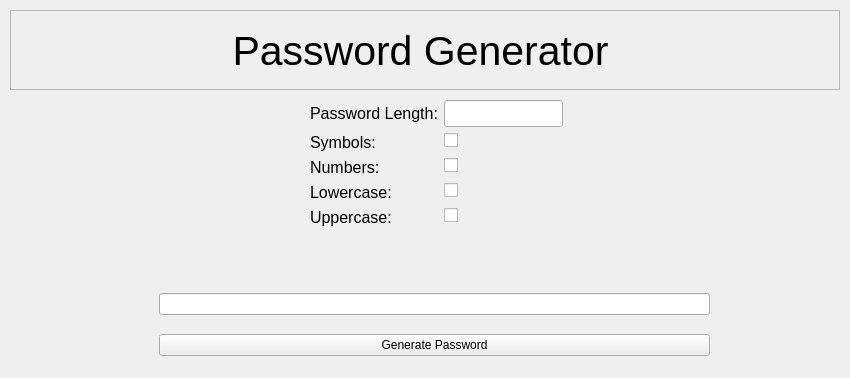
The window that ui/passwordgeneratorwindow.ui (farisachugthai/PasswordGenerator) describes before a commit, drawn with Qt 5.
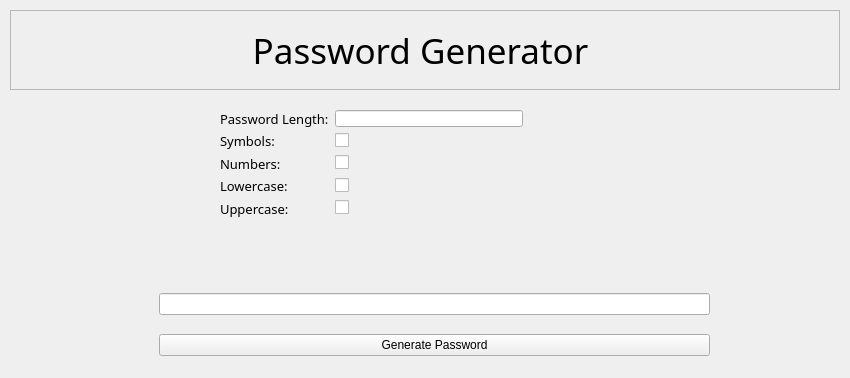
The same window after the commit.

Commit message: Update the UI, font and how pwords are generated

```diff
--- a/ui/passwordgeneratorwindow.ui
+++ b/ui/passwordgeneratorwindow.ui
@@ -13,6 +13,9 @@
   <property name="windowTitle">
    <string>PasswordGeneratorWindow</string>
   </property>
+  <property name="styleSheet">
+   <string notr="true">font: 10pt &quot;DroidSansMono NF&quot;;</string>
+  </property>
   <widget class="QWidget" name="centralwidget">
    <widget class="QFrame" name="topLabelFrame">
     <property name="geometry">
@@ -40,9 +43,16 @@
      </property>
      <property name="font">
       <font>
-       <pointsize>31</pointsize>
+       <family>DroidSansMono NF</family>
+       <pointsize>26</pointsize>
+       <weight>50</weight>
+       <italic>false</italic>
+       <bold>false</bold>
       </font>
      </property>
+     <property name="styleSheet">
+      <string notr="true">font: 26pt &quot;DroidSansMono NF&quot;;</string>
+     </property>
      <property name="text">
       <string>Password Generator</string>
      </property>
@@ -54,15 +64,19 @@
    <widget class="QWidget" name="formLayoutWidget">
     <property name="geometry">
      <rect>
-      <x>310</x>
-      <y>100</y>
-      <width>253</width>
-      <height>161</height>
+      <x>220</x>
+      <y>110</y>
+      <width>303</width>
+      <height>107</height>
      </rect>
     </property>
     <property name="font">
      <font>
-      <pointsize>6</pointsize>
+      <family>DroidSansMono NF</family>
+      <pointsize>10</pointsize>
+      <weight>50</weight>
+      <italic>false</italic>
+      <bold>false</bold>
      </font>
     </property>
     <layout class="QFormLayout" name="formLayout">
@@ -70,7 +84,11 @@
       <widget class="QLabel" name="labelPasswordLength">
        <property name="font">
         <font>
-         <pointsize>12</pointsize>
+         <family>DroidSansMono NF</family>
+         <pointsize>10</pointsize>
+         <weight>50</weight>
+         <italic>false</italic>
+         <bold>false</bold>
         </font>
        </property>
        <property name="text">
@@ -82,7 +100,11 @@
       <widget class="QLineEdit" name="textPasswordLength">
        <property name="font">
         <font>
-         <pointsize>12</pointsize>
+         <family>DroidSansMono NF</family>
+         <pointsize>10</pointsize>
+         <weight>50</weight>
+         <italic>false</italic>
+         <bold>false</bold>
         </font>
        </property>
        <property name="maxLength">
@@ -94,7 +116,11 @@
       <widget class="QLabel" name="labelSymbols">
        <property name="font">
         <font>
-         <pointsize>12</pointsize>
+         <family>DroidSansMono NF</family>
+         <pointsize>10</pointsize>
+         <weight>50</weight>
+         <italic>false</italic>
+         <bold>false</bold>
         </font>
        </property>
        <property name="text">
@@ -113,7 +139,11 @@
       <widget class="QLabel" name="labelNumbers">
        <property name="font">
         <font>
-         <pointsize>12</pointsize>
+         <family>DroidSansMono NF</family>
+         <pointsize>10</pointsize>
+         <weight>50</weight>
+         <italic>false</italic>
+         <bold>false</bold>
         </font>
        </property>
        <property name="text">
@@ -132,7 +162,11 @@
       <widget class="QLabel" name="labelLowercase">
        <property name="font">
         <font>
-         <pointsize>12</pointsize>
+         <family>DroidSansMono NF</family>
+         <pointsize>10</pointsize>
+         <weight>50</weight>
+         <italic>false</italic>
+         <bold>false</bold>
         </font>
        </property>
        <property name="text">
@@ -151,7 +185,11 @@
       <widget class="QLabel" name="labelUppercase">
        <property name="font">
         <font>
-         <pointsize>12</pointsize>
+         <family>DroidSansMono NF</family>
+         <pointsize>10</pointsize>
+         <weight>50</weight>
+         <italic>false</italic>
+         <bold>false</bold>
         </font>
        </property>
        <property name="text">
```
The commit also changes 2 other files.
